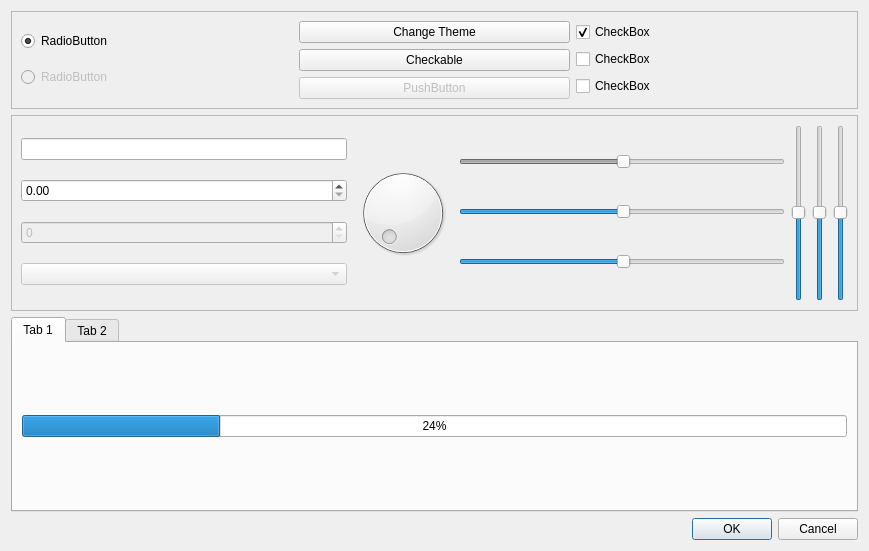
Old version of the form molde/stylesheets/example.ui in the repository andrefpf/molde.
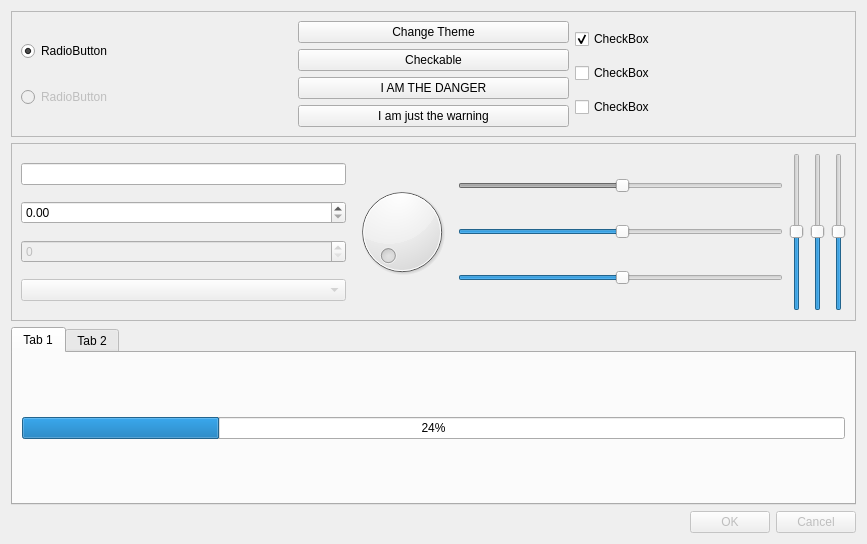
New version of the form.

Commit message: add example danger and warning property to buttons

Diff of the .ui file:
```diff
--- a/molde/stylesheets/example.ui
+++ b/molde/stylesheets/example.ui
@@ -6,8 +6,8 @@
    <rect>
     <x>0</x>
     <y>0</y>
-    <width>869</width>
-    <height>551</height>
+    <width>867</width>
+    <height>544</height>
    </rect>
   </property>
   <property name="windowTitle">
@@ -86,13 +86,29 @@
           </property>
          </widget>
         </item>
+        <item>
+         <widget class="QPushButton" name="danger">
+          <property name="enabled">
+           <bool>true</bool>
+          </property>
+          <property name="text">
+           <string>I AM THE DANGER</string>
+          </property>
+          <property name="checkable">
+           <bool>true</bool>
+          </property>
+          <property name="status" stdset="0">
+           <string>danger</string>
+          </property>
+         </widget>
+        </item>
         <item>
          <widget class="QPushButton" name="pushButton_2">
-          <property name="enabled">
-           <bool>false</bool>
-          </property>
           <property name="text">
-           <string>PushButton</string>
+           <string>I am just the warning</string>
+          </property>
+          <property name="status" stdset="0">
+           <string>warning</string>
           </property>
          </widget>
         </item>
@@ -278,7 +294,7 @@
    <item>
     <widget class="QDialogButtonBox" name="buttonBox">
      <property name="enabled">
-      <bool>true</bool>
+      <bool>false</bool>
      </property>
      <property name="standardButtons">
       <set>QDialogButtonBox::Cancel|QDialogButtonBox::Ok</set>
```
Left out of the diff: 5 changed lines with no effect on the pictures. The commit also changes 1 other file.
